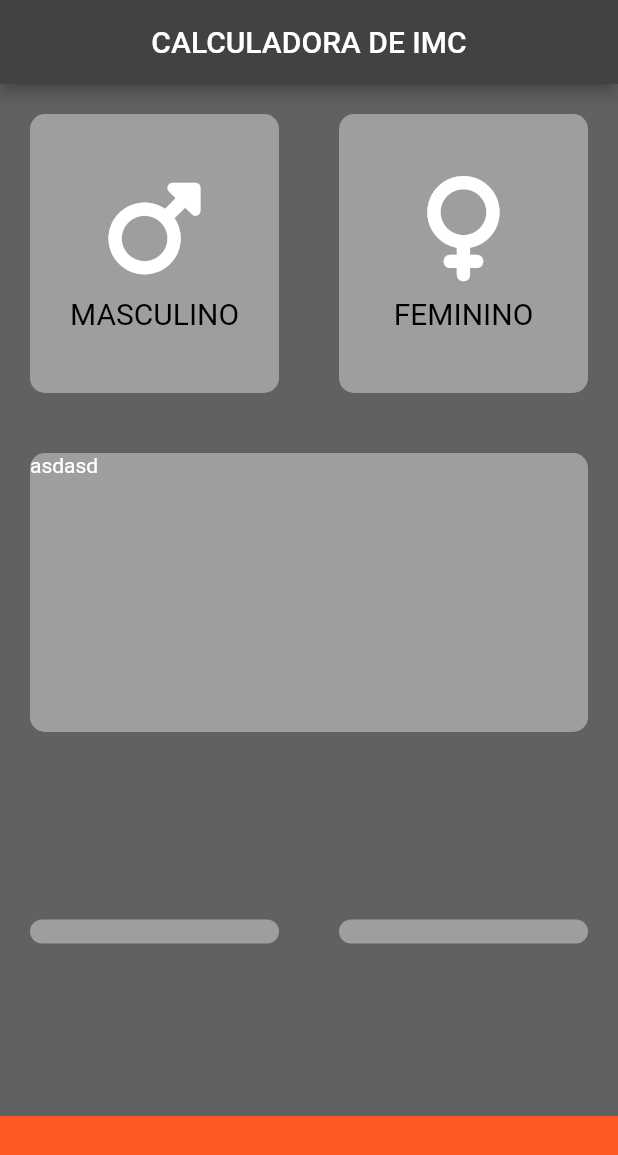
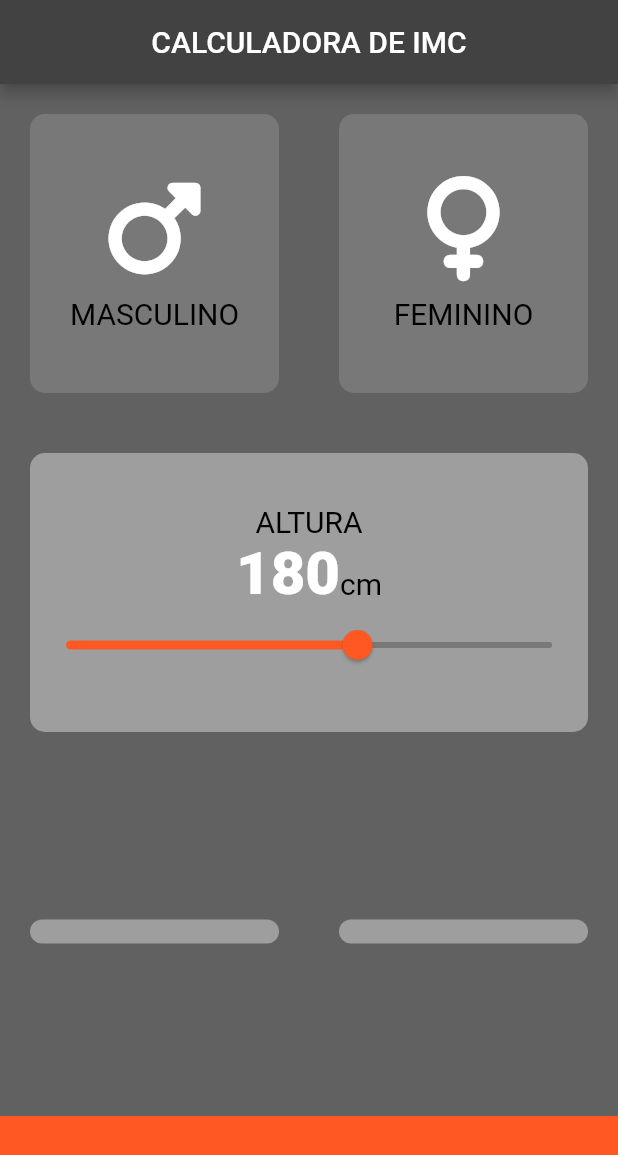
Before and after one commit to Danielmtdc16/IMC_calculator---Flutter, a Flutter app: the screen it shows after launch, on a phone screen of 412 x 824 dp. Shown: the top 1155 px of the screen. Run offline on Flutter 3.47's test engine with Material 2 defaults, Android fonts, the phone set to English and light mode, and no system bars; our stand-ins replace font_awesome_flutter.

Commit message:
Isenrindo a propriedade GestureDetector para os cards masculino e feminino e usando um slider para a altura.

```diff
--- a/lib/imc_calculator_2/cartao.dart
+++ b/lib/imc_calculator_2/cartao.dart
@@ -2,20 +2,24 @@ import 'package:flutter/material.dart';
 
 class Cartao extends StatelessWidget {
 
-  const Cartao({Key? key, required this.cor, required this.filhoCard}) : super(key: key);
-
   final Color cor;
   final Widget filhoCard;
+  final VoidCallback aoPressionar;
+
+  const Cartao({Key? key, required this.cor, required this.filhoCard, required this.aoPressionar}) : super(key: key);
 
   @override
   Widget build(BuildContext context) {
-    return Container(
-      margin: const EdgeInsets.all(20),
-      decoration: BoxDecoration(
-        color: cor,
-        borderRadius: BorderRadius.circular(10),
+    return GestureDetector(
+      onTap: aoPressionar,
+      child: Container(
+        margin: const EdgeInsets.all(20),
+        decoration: BoxDecoration(
+          color: cor,
+          borderRadius: BorderRadius.circular(10),
+        ),
+        child: filhoCard,
       ),
-      child: filhoCard,
     );
   }
 }
--- /dev/null
+++ b/lib/imc_calculator_2/constantes.dart
@@ -0,0 +1,10 @@
+import 'package:flutter/material.dart';
+
+const Color kcorAtivaCartao = Color(0xFF9E9E9E);
+const Color kcorInativaCartao = Color(0xFF787878);
+const Color kcorContainerInferior = Color(0xFFFF5822);
+const Color kcorDeFundo = Color(0xFF616161);
+
+const double kalturaContainerInferior = 80.0;
+const TextStyle kdescricaoTextStyle = TextStyle(fontSize: 20, color: Colors.black);
+const TextStyle knumeroTextStyle = TextStyle(fontSize: 40, fontWeight: FontWeight.w900);
--- a/lib/imc_calculator_2/conteudo_icone.dart
+++ b/lib/imc_calculator_2/conteudo_icone.dart
@@ -1,6 +1,5 @@
 import 'package:flutter/material.dart';
-
-const TextStyle descricaoTextStyle = TextStyle(fontSize: 20, color: Colors.black);
+import 'constantes.dart';
 
 class ConteudoIcone extends StatelessWidget {
 
@@ -16,7 +15,7 @@ class ConteudoIcone extends StatelessWidget {
       children: [
         Icon(icone, size: 70,),
         const SizedBox(height: 10,),
-        Text(descricao, style: descricaoTextStyle ,)
+        Text(descricao, style: kdescricaoTextStyle ,)
       ],
     );
   }
--- a/lib/imc_calculator_2/main.dart
+++ b/lib/imc_calculator_2/main.dart
@@ -1,9 +1,6 @@
 import 'package:flutter/material.dart';
 import 'tela_principal.dart';
-
-const Color corDeFundo = Color(0xFF616161);
-
-
+import 'constantes.dart';
 void main(){
   runApp(MyApp());
 }
@@ -15,8 +12,8 @@ class MyApp extends StatelessWidget {
   Widget build(BuildContext context) {
     return MaterialApp(
       theme: ThemeData.dark().copyWith(
-        primaryColor: corDeFundo,
-        scaffoldBackgroundColor: corDeFundo
+        primaryColor: kcorDeFundo,
+        scaffoldBackgroundColor: kcorDeFundo
       ),
       home: TelaPrincipal(),
     );
--- a/lib/imc_calculator_2/tela_principal.dart
+++ b/lib/imc_calculator_2/tela_principal.dart
@@ -2,10 +2,12 @@ import 'package:flutter/material.dart';
 import 'package:font_awesome_flutter/font_awesome_flutter.dart';
 import 'cartao.dart';
 import 'conteudo_icone.dart';
+import 'constantes.dart';
 
-const Color corAtivaCartao = Color(0xFF9E9E9E);
-const Color corContainerInferior = Color(0xFFFF5822);
-const double alturaContainerInferior = 80.0;
+enum Sexo {
+  masculino,
+  feminino,
+}
 
 class TelaPrincipal extends StatefulWidget {
   const TelaPrincipal({Key? key}) : super(key: key);
@@ -15,6 +17,10 @@ class TelaPrincipal extends StatefulWidget {
 }
 
 class _TelaPrincipalState extends State<TelaPrincipal> {
+
+  Sexo? sexoSelecionado;
+  int altura = 180;
+
   @override
   Widget build(BuildContext context) {
     return Scaffold(
@@ -23,20 +29,33 @@ class _TelaPrincipalState extends State<TelaPrincipal> {
         centerTitle: true,
       ),
       body: Column(
+        crossAxisAlignment: CrossAxisAlignment.stretch,
         children: [
           Expanded(child: Row(
-            children: const [
+            children: [
               Expanded(child: Cartao(
-                  cor: corAtivaCartao,
-                  filhoCard: ConteudoIcone(
+                  aoPressionar: (){
+                    setState(() {
+                      sexoSelecionado = Sexo.masculino;
+                    });
+                  },
+                  cor: sexoSelecionado == Sexo.masculino
+                      ? kcorAtivaCartao : kcorInativaCartao,
+                  filhoCard: const ConteudoIcone(
                       icone: FontAwesomeIcons.mars,
                       descricao: "MASCULINO",
                   ),
                 ),
               ),
               Expanded(child: Cartao(
-                  cor: corAtivaCartao,
-                  filhoCard: ConteudoIcone(
+                aoPressionar: () {
+                  setState(() {
+                    sexoSelecionado = Sexo.feminino;
+                  });
+                },
+                  cor: sexoSelecionado == Sexo.feminino
+                      ? kcorAtivaCartao : kcorInativaCartao,
+                  filhoCard: const ConteudoIcone(
                     icone: FontAwesomeIcons.venus,
                     descricao: "FEMININO",
                   ),
@@ -45,31 +64,55 @@ class _TelaPrincipalState extends State<TelaPrincipal> {
             ],
           ),),
           Expanded(child: Cartao(
-            cor: corAtivaCartao,
+            aoPressionar: (){},
+            cor: kcorAtivaCartao,
             filhoCard: Column(
-              crossAxisAlignment: CrossAxisAlignment.stretch,
+              mainAxisAlignment: MainAxisAlignment.center,
               children: [
-                Text("asdasd")
+                Text("ALTURA", style: kdescricaoTextStyle,),
+                Row(
+                  mainAxisAlignment: MainAxisAlignment.center,
+                  crossAxisAlignment: CrossAxisAlignment.baseline,
+                  textBaseline: TextBaseline.alphabetic,
+                  children: [
+                    Text(altura.toString(), style: knumeroTextStyle),
+                    Text("cm", style: kdescricaoTextStyle,)
+                  ],
+                ),
+                Slider(
+                    activeColor: kcorContainerInferior,
+                    inactiveColor: kcorInativaCartao,
+                    value: altura.toDouble(),
+                    min: 120,
+                    max: 220,
+                    onChanged: (double value){
+                      setState(() {
+                        altura = value.round();
+                      });
+                    },
+                ),
               ],
             ),
           )),
           Expanded(child: Row(
             children: [
               Expanded(child: Cartao(
-                cor: corAtivaCartao,
+                  aoPressionar: (){},
+                cor: kcorAtivaCartao,
                   filhoCard: Text("")
               )),
               Expanded(child: Cartao(
-                cor: corAtivaCartao,
+                  aoPressionar: (){},
+                cor: kcorAtivaCartao,
                   filhoCard: Text("")
               )),
             ],
           )),
           Container(
-            color: corContainerInferior,
+            color: kcorContainerInferior,
             margin: EdgeInsets.only(top: 10),
             width: double.infinity,
-            height: alturaContainerInferior,
+            height: kalturaContainerInferior,
           )
         ],
       ),
```
